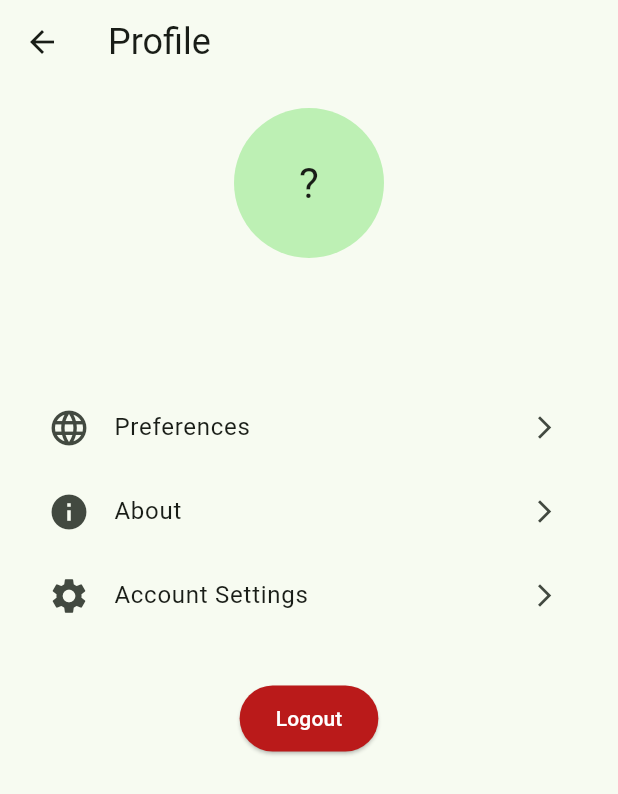
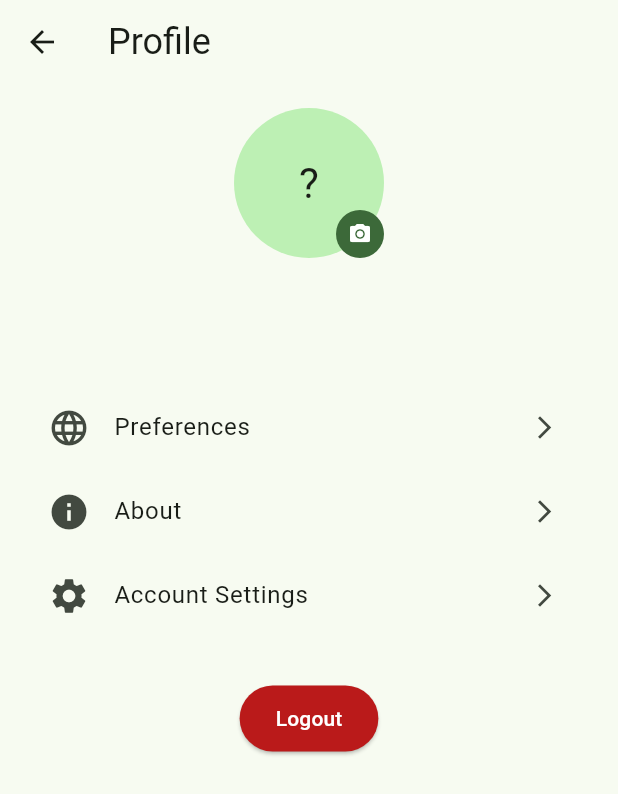
Before and after one commit to TrippyHouseProductions/luxnewyork_flutter_app, a Flutter app: the ProfileScreen screen opened directly, on a phone screen of 412 x 824 dp. Shown: the top 794 px of the screen. Run offline on Flutter 3.47's test engine with Material 3 defaults, Android fonts, the phone set to English and light mode, and no system bars; our stand-ins replace battery_plus, connectivity_plus, flutter_local_notifications, geolocator, image_picker, permission_handler and 2 more; accounts and stored records are empty.

Commit message:
feat(profile): add camera button

```diff
--- a/lib/screens/profile_screen.dart
+++ b/lib/screens/profile_screen.dart
@@ -173,9 +173,28 @@ class _UserProfileSectionState extends State<_UserProfileSection> {
 
     return Column(
       children: [
-        GestureDetector(
-          onTap: _pickImage,
-          child: avatar,
+        Stack(
+          alignment: Alignment.bottomRight,
+          children: [
+            GestureDetector(
+              onTap: _pickImage,
+              child: avatar,
+            ),
+            Positioned(
+              bottom: 0,
+              right: 0,
+              child: InkWell(
+                onTap: _pickImage,
+                borderRadius: BorderRadius.circular(20),
+                child: CircleAvatar(
+                  radius: 16,
+                  backgroundColor: colorScheme.primary,
+                  child: Icon(Icons.camera_alt,
+                      size: 16, color: colorScheme.onPrimary),
+                ),
+              ),
+            ),
+          ],
         ),
         const SizedBox(height: 10),
         if (_name != null) Text(_name!, style: textTheme.titleMedium),
```
